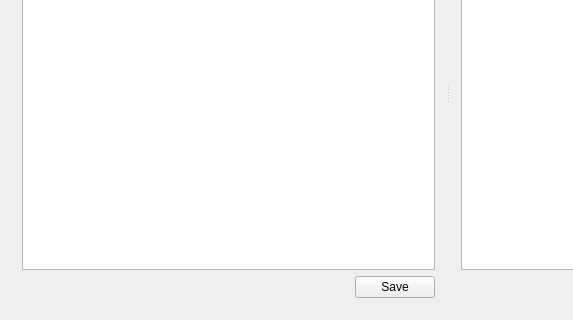
The window that IDE/IDE/mainwindow.ui (Dystill/umassd-osld) describes before a commit, drawn with Qt 5; both pictures show x 0 to 573 and y 182 to 502 of the 895 by 502 pixel window.
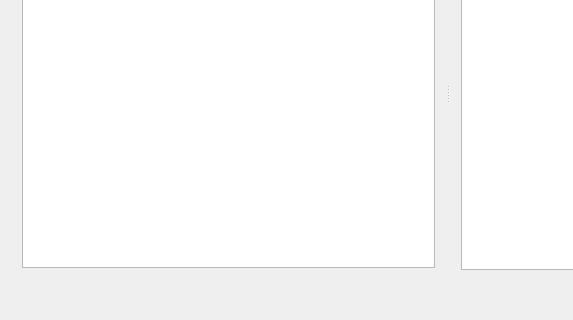
The same window after the commit.

Commit message:
Solved the New File issue and the Update button issue
Updates:
-Removed Save button and put it into the File Menu
-Update Button Should now work now
-Created a "Save As..." function and put it into the File Menu
-Added Shortcuts to saving

To-Do:
-I still need to test if CTRL-Z will undo actions past a point where the
file was saved.

Diff of the .ui file:
```diff
--- a/IDE/IDE/mainwindow.ui
+++ b/IDE/IDE/mainwindow.ui
@@ -39,18 +39,11 @@
             <property name="sizeHint" stdset="0">
              <size>
               <width>40</width>
-              <height>20</height>
+              <height>30</height>
              </size>
             </property>
            </spacer>
           </item>
-          <item>
-           <widget class="QPushButton" name="saveButton">
-            <property name="text">
-             <string>Save</string>
-            </property>
-           </widget>
-          </item>
          </layout>
         </item>
        </layout>
```
Left out of the diff: 13 changed lines with no effect on the pictures. The commit also changes 2 other files.
